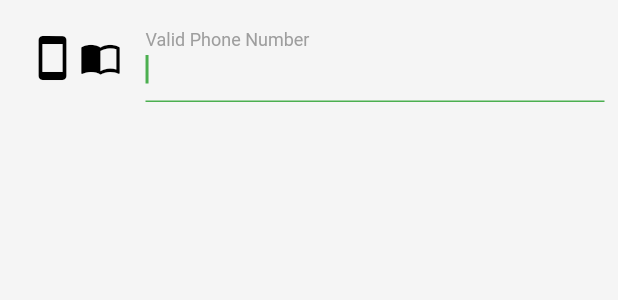
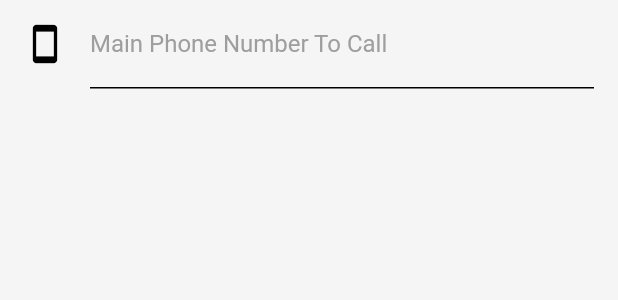
Before and after one commit to bgoncharuck/saveme, a Flutter app: the MainNumber widget shown alone on an empty page, opened directly, on a phone screen of 412 x 824 dp. Shown: the top 300 px of the screen. Run offline on Flutter 3.47's test engine with Material 2 defaults, Android fonts, the phone set to English and light mode, and no system bars.

Commit message:
main number field in settings done

```diff
--- a/lib/models/number.dart
+++ b/lib/models/number.dart
@@ -13,5 +13,5 @@ class Number implements INumber {
   }
 }
 
-final INumber NoNumber = Number("No Number");
+final INumber NoNumber = Number("");
 final INumber DebugNumber = Number("DebugNumber");
--- a/lib/routes/settings.dart
+++ b/lib/routes/settings.dart
@@ -32,8 +32,8 @@ class _SaveMeSettingsState extends State<SaveMeSettings> {
               child: Column(
                 mainAxisAlignment: MainAxisAlignment.spaceEvenly,
                 children: <Widget>[
+                  MainNumber(),
                   TimerConfig(),
-                  MainNumber(),
                 ],
               ),
             ),
@@ -71,6 +71,7 @@ class _SaveMeSettingsState extends State<SaveMeSettings> {
           ],
         ),
       ),
+      resizeToAvoidBottomPadding: false,
     );
   }
 }
--- a/lib/widgets/main_number.dart
+++ b/lib/widgets/main_number.dart
@@ -1,7 +1,6 @@
 import 'package:flutter/material.dart';
 import 'package:saveme/models/number.dart';
 import 'package:saveme/modules/numbers_list.dart';
-import 'package:saveme/models/number.dart';
 import 'package:saveme/style/themes.dart';
 
 class MainNumber extends StatefulWidget {
@@ -10,48 +9,27 @@ class MainNumber extends StatefulWidget {
 }
 
 class _MainNumberState extends State<MainNumber> {
-  if (Numbrs.isNotEmpty && )
   String editedNumber;
   @override
   Widget build(BuildContext context) {
     return Padding(
-      padding: EdgeInsets.all(8.0),
-      child: FlatButton(
-        shape: RoundedRectangleBorder(
-          borderRadius: new BorderRadius.circular(18.0),
-        ),
-        padding: EdgeInsets.all(1.0),
-        onPressed: () {
-          setState(() {
-            Navigator.of(context).pushNamed("/numbers/add");
-          });
-        },
-        child: Row(
-          children: <Widget>[
-            Padding(
-              padding: EdgeInsets.only(
-                top: 1.0,
-                bottom: 1.0,
-                left: 10.0,
-                right: 2.0,
-              ),
-              child: Icon(
-                Icons.smartphone,
-                color: Colors.black,
-                size: 32.0,
-              ),
-            ),
-            Expanded(
+      padding: const EdgeInsets.only(right: 16, left: 16),
       child: TextField(
         keyboardType: TextInputType.phone,
-                autofocus: true,
+        autofocus: false,
         decoration: InputDecoration(
-                  labelText: 'Valid Phone Number',
+          labelText: "Main Phone Number To Call",
           icon: Icon(
-                    Icons.import_contacts,
+            Icons.smartphone,
             color: DefaultTheme.colorScheme.onBackground,
             size: 28.0,
           ),
+        ),
+        controller: TextEditingController(
+          text: Numbers.firstWhere((INumber number) {
+            if (number.isMainNumber) return true;
+            return false;
+          }, orElse: () => NoNumber).text,
         ),
         onChanged: (String changed) {
           editedNumber = changed;
@@ -62,15 +40,13 @@ class _MainNumberState extends State<MainNumber> {
               Numbers.firstWhere((INumber number) {
                 if (number.isMainNumber) return true;
                 return false;
-                    }, orElse: () => NoNumber).text= editedNumber;
-                    else Numbers.add(
-                        Number(editedNumber, isMain: Numbers.isEmpty));
+              }, orElse: () => NoNumber).text = editedNumber;
+            else
+              Numbers.add(Number(editedNumber, isMain: Numbers.isEmpty));
           }
+
+          FocusScope.of(context).unfocus();
         },
-              ),
-            ),
-          ],
-        ),
       ),
     );
   }
```
Lines whose indentation alone changed are shown as unchanged.
